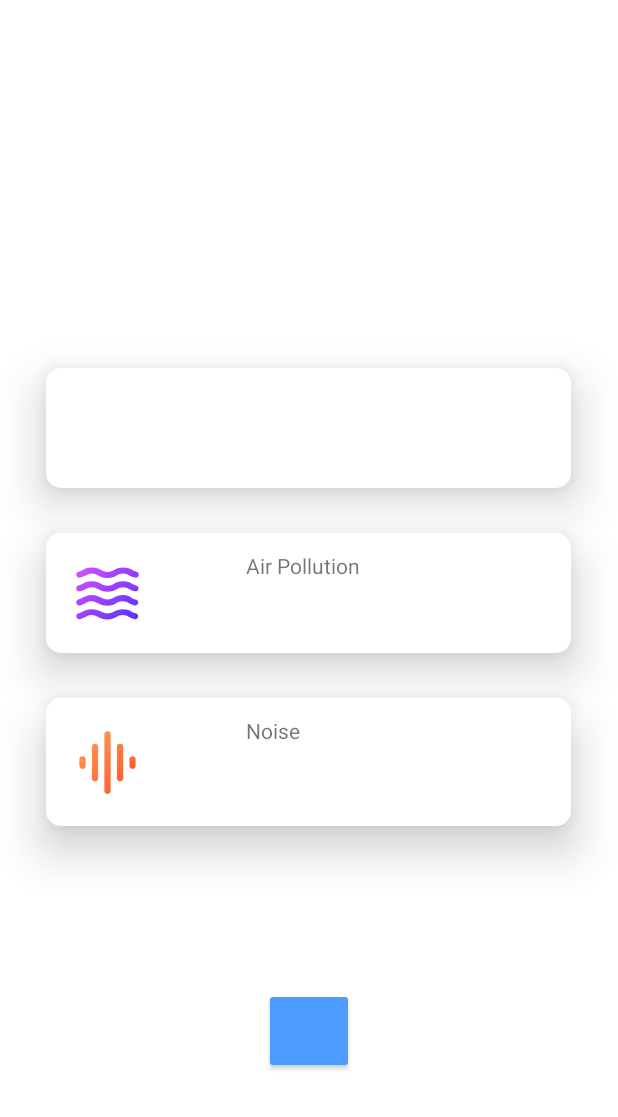
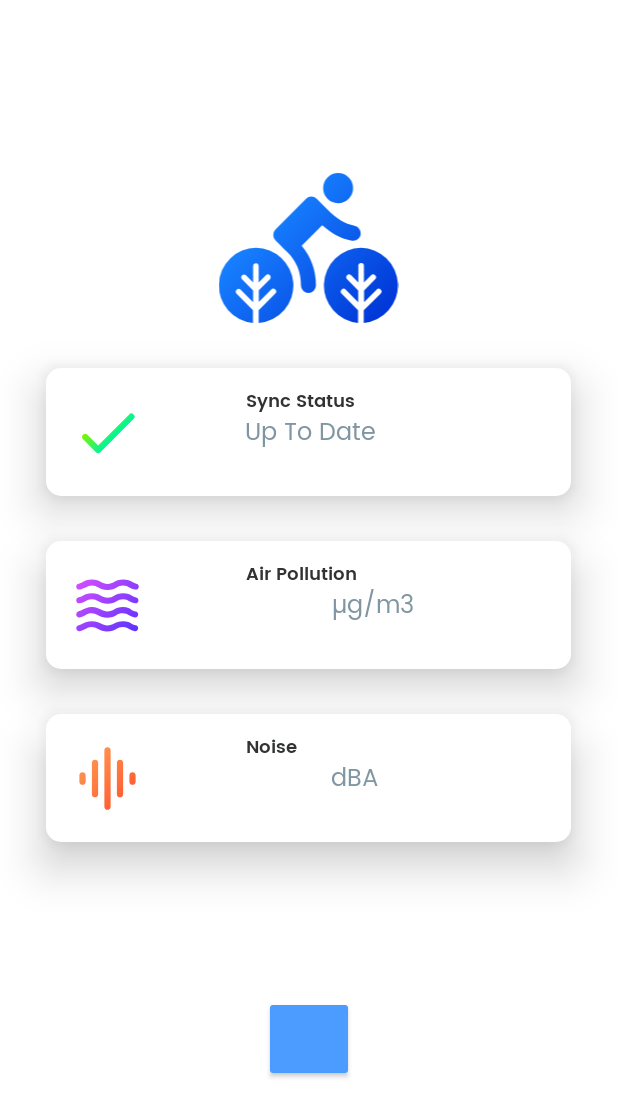
Before and after one commit to GarethBeddis/cardiff-council-cycling-iot-android, an Android app: the MainActivity screen opened directly, with no data from a screen before it, on a phone screen of 412 x 824 dp. Shown: the top 1117 px of the screen. Run offline under Robolectric (Android 15) with nearby library versions, the phone set to English and light mode, and no system bars; libraries missing offline, so code that uses them is left out: be.rijckaert.tim; plain views replace FloatingMusicActionButton; 3 statements that could not run were skipped.

Commit message:
Added status, measuremnts and logo

```diff
--- /dev/null
+++ b/app/src/main/res/drawable/ic_sync_check.xml
@@ -0,0 +1,21 @@
+<vector xmlns:android="http://schemas.android.com/apk/res/android"
+    xmlns:aapt="http://schemas.android.com/aapt"
+    android:width="24dp"
+    android:height="24dp"
+    android:viewportWidth="24"
+    android:viewportHeight="24">
+  <path
+      android:pathData="M9,16.17 L5.53,12.7a1,1 0,0 0,-1.41 1.41L8.3,18.29a1,1 0,0 0,1.41 0L20.29,7.71A1,1 0,1 0,18.88 6.3Z">
+    <aapt:attr name="android:fillColor">
+      <gradient
+          android:startY="7.41"
+          android:startX="9.41"
+          android:endY="13"
+          android:endX="15"
+          android:type="linear">
+        <item android:offset="0" android:color="#FF81F400"/>
+        <item android:offset="1" android:color="#FF00F499"/>
+      </gradient>
+    </aapt:attr>
+  </path>
+</vector>
--- a/app/src/main/res/layout/activity_main.xml
+++ b/app/src/main/res/layout/activity_main.xml
@@ -29,13 +29,14 @@
             android:layout_marginStart="8dp"
             app:layout_constraintHorizontal_bias="0.496"
             android:layout_marginTop="8dp"
-            app:layout_constraintTop_toBottomOf="@+id/connectionText"/>
+            app:layout_constraintTop_toBottomOf="@+id/connectionText"
+            android:src="@drawable/ic_logo_gradient"/>
 
 
     <android.support.constraint.ConstraintLayout
             android:id="@+id/sync"
             android:layout_width="350sp"
-            android:layout_height="80sp"
+            android:layout_height="85sp"
             app:backgroundTint="@color/colorAccent"
             android:layout_margin="30sp"
             app:layout_constraintEnd_toEndOf="parent"
@@ -48,12 +49,44 @@
             android:translationZ="6dp"
             android:elevation="12dp" android:layout_marginTop="8dp">
 
+
+        <android.support.v7.widget.AppCompatImageView
+                android:layout_width="50sp"
+                android:layout_height="50sp"
+                android:src="@drawable/ic_sync_check"
+                android:layout_marginBottom="8dp"
+                app:layout_constraintBottom_toBottomOf="parent"
+                android:layout_marginTop="8dp"
+                app:layout_constraintTop_toTopOf="parent"
+                app:layout_constraintStart_toStartOf="parent"
+                android:layout_marginStart="16dp" android:id="@+id/appCompatImageView3"/>
+
+        <android.support.v7.widget.AppCompatTextView
+                android:layout_width="150sp"
+                android:layout_height="18sp"
+                app:layout_constraintEnd_toEndOf="parent"
+                android:layout_marginEnd="8dp"
+                app:layout_constraintStart_toEndOf="@+id/appCompatImageView3"
+                android:layout_marginStart="8dp"
+                android:layout_marginTop="12dp"
+                app:layout_constraintTop_toTopOf="parent"
+                android:text="@string/syncStatus"
+                style="@style/ReadingTitle" android:id="@+id/appCompatTextView7"/>
+
+        <android.support.v7.widget.AppCompatTextView
+                android:layout_width="150sp"
+                android:layout_height="30sp" app:layout_constraintEnd_toEndOf="parent" android:layout_marginEnd="67dp"
+                app:layout_constraintTop_toBottomOf="@+id/appCompatTextView7" android:layout_marginBottom="8dp"
+                app:layout_constraintBottom_toBottomOf="parent" app:layout_constraintVertical_bias="0.0"
+                android:text="@string/upToDate"
+                style="@style/ReadingMeasurement"/>
+
     </android.support.constraint.ConstraintLayout>
 
     <android.support.constraint.ConstraintLayout
             android:id="@+id/airPollution"
             android:layout_width="350sp"
-            android:layout_height="80sp"
+            android:layout_height="85sp"
             app:backgroundTint="@color/colorAccent"
             android:layout_margin="30sp"
             app:layout_constraintEnd_toEndOf="parent"
@@ -81,14 +114,40 @@
 
         <android.support.v7.widget.AppCompatTextView
                 android:layout_width="150sp"
-                android:layout_height="25sp"
+                android:layout_height="18sp"
                 app:layout_constraintEnd_toEndOf="parent"
                 android:layout_marginEnd="8dp"
                 app:layout_constraintStart_toEndOf="@+id/appCompatImageView"
                 android:layout_marginStart="8dp"
                 android:layout_marginTop="12dp"
                 app:layout_constraintTop_toTopOf="parent"
-                android:text="@string/air"/>
+                android:text="@string/air"
+                style="@style/ReadingTitle"
+                android:id="@+id/appCompatTextView4"/>
+
+        <android.support.v7.widget.AppCompatTextView
+                android:layout_width="60sp"
+                android:layout_height="30sp"
+                app:layout_constraintEnd_toEndOf="parent"
+                android:layout_marginEnd="99dp"
+                android:id="@+id/appCompatTextView6"
+                android:layout_marginBottom="8dp"
+                app:layout_constraintBottom_toBottomOf="parent"
+                app:layout_constraintTop_toTopOf="@+id/appCompatTextView5"
+                app:layout_constraintVertical_bias="0.0"
+                android:text="@string/air_measurement"
+                style="@style/ReadingMeasurement"/>
+
+        <android.support.v7.widget.AppCompatTextView
+                android:layout_width="50sp"
+                android:layout_height="30sp"
+                android:id="@+id/appCompatTextView5"
+                app:layout_constraintEnd_toStartOf="@+id/appCompatTextView6"
+                android:layout_marginEnd="8dp"
+                android:layout_marginBottom="8dp"
+                app:layout_constraintBottom_toBottomOf="parent"
+                app:layout_constraintTop_toBottomOf="@+id/appCompatTextView4"
+                app:layout_constraintVertical_bias="0.0"/>
 
     </android.support.constraint.ConstraintLayout>
 
@@ -118,17 +177,39 @@
                 android:layout_marginTop="8dp"
                 app:layout_constraintTop_toTopOf="parent"
                 app:layout_constraintStart_toStartOf="parent"
-                android:layout_marginStart="16dp" android:id="@+id/appCompatImageView2"/>
+                android:layout_marginStart="16dp"
+                android:id="@+id/appCompatImageView2"/>
 
         <android.support.v7.widget.AppCompatTextView
                 android:layout_width="150sp"
-                android:layout_height="25sp"
+                android:layout_height="18sp"
                 app:layout_constraintEnd_toEndOf="parent"
                 android:layout_marginEnd="8dp"
                 android:layout_marginStart="8dp"
                 android:layout_marginTop="12dp"
                 app:layout_constraintTop_toTopOf="parent"
-                android:text="@string/noise" app:layout_constraintStart_toEndOf="@+id/appCompatImageView2"/>
+                android:text="@string/noise"
+                app:layout_constraintStart_toEndOf="@+id/appCompatImageView2"
+                style="@style/ReadingTitle" android:id="@+id/appCompatTextView"/>
+
+        <android.support.v7.widget.AppCompatTextView
+                android:layout_width="50sp"
+                android:layout_height="30sp"
+                android:id="@+id/appCompatTextView2"
+                app:layout_constraintTop_toTopOf="@+id/appCompatTextView3" app:layout_constraintEnd_toEndOf="parent"
+                android:layout_marginEnd="110dp"
+                android:text="@string/noise_measurement"
+                style="@style/ReadingMeasurement"/>
+
+        <android.support.v7.widget.AppCompatTextView
+                android:layout_width="50sp"
+                android:layout_height="30sp"
+                app:layout_constraintEnd_toStartOf="@+id/appCompatTextView2"
+                android:layout_marginEnd="8dp"
+                android:layout_marginBottom="8dp"
+                app:layout_constraintBottom_toBottomOf="parent"
+                app:layout_constraintTop_toBottomOf="@+id/appCompatTextView"
+                android:id="@+id/appCompatTextView3" app:layout_constraintVertical_bias="0.0"/>
 
     </android.support.constraint.ConstraintLayout>
 
--- a/app/src/main/res/values/strings.xml
+++ b/app/src/main/res/values/strings.xml
@@ -2,10 +2,6 @@
 <resources>
     <!-- General -->
     <string name="app_name">Clean Air</string>
-
-    <string name="noise">Noise</string>
-    <string name="air">Air Pollution</string>
-    <string name="syncStatus">Sync Status</string>
 
     <!-- Setup -->
     <string name="setup_login">Login</string>
@@ -30,4 +26,13 @@
         The app will now automatically connect to the sensors and get readings when you turn them on.
     </string>
     <string name="finished_enter">Let\'s Go</string>
+
+    <!-- Readings -->
+    <string name="noise">Noise</string>
+    <string name="noise_measurement">dBA</string>
+    <string name="air">Air Pollution</string>
+    <string name="air_measurement">µg/m3</string>
+    <string name="syncStatus">Sync Status</string>
+    <string name="upToDate">Up To Date</string>
+
 </resources>
--- a/app/src/main/res/values/styles.xml
+++ b/app/src/main/res/values/styles.xml
@@ -78,4 +78,18 @@
         <item name="android:textAlignment">center</item>
     </style>
 
+    <!-- Reading Titles -->
+    <style name="ReadingTitle">
+        <item name="android:fontFamily">@font/poppins_semibold</item>
+        <item name="android:textColor">@color/black</item>
+        <item name="android:textSize">12sp</item>
+    </style>
+
+    <!-- Reading Measurement -->
+    <style name="ReadingMeasurement">
+        <item name="android:fontFamily">@font/poppins</item>
+        <item name="android:textColor">@color/grey</item>
+        <item name="android:textSize">16sp</item>
+    </style>
+
 </resources>
```
